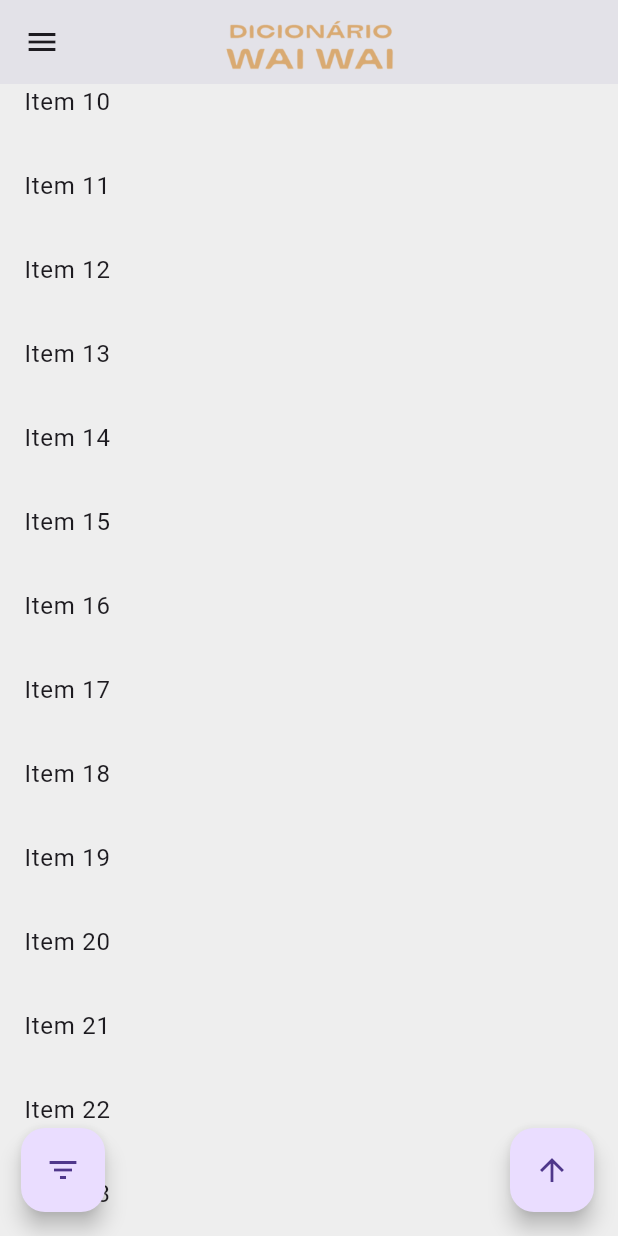
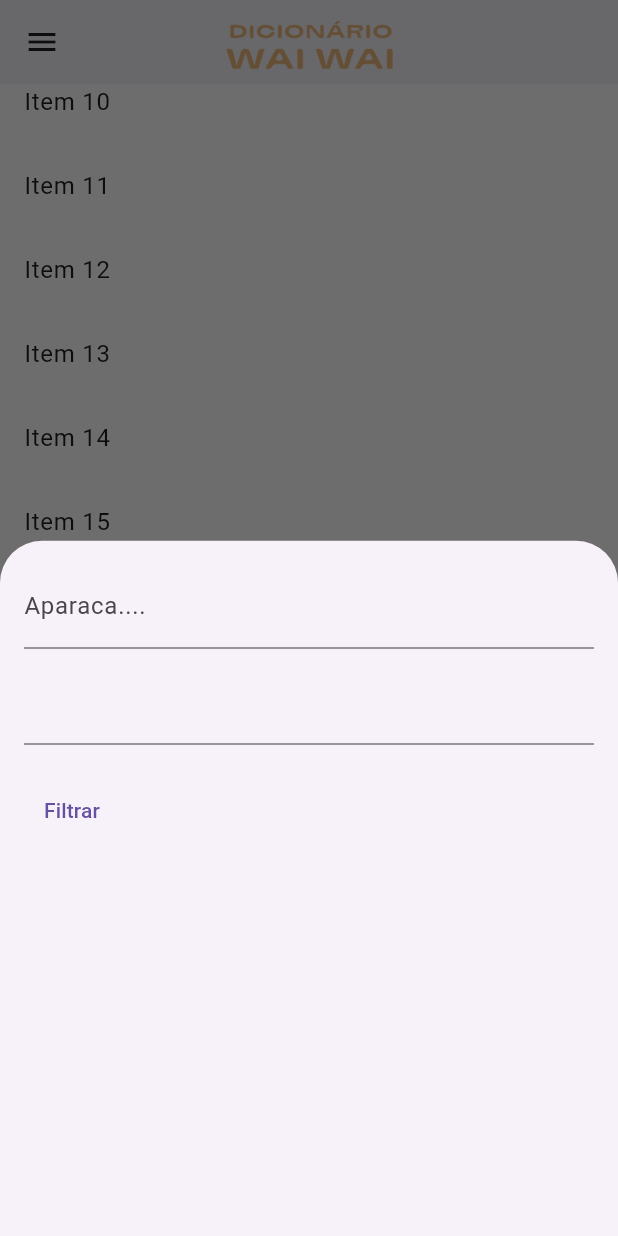
Before and after one commit to MarcosPrintes001/WawaiDictionary, a Flutter app: the screen it shows after launch, scrolled down 576 dp, after a tap on the "filter list" icon, on a phone screen of 412 x 824 dp. Run offline on Flutter 3.47's test engine with Material 3 defaults, Android fonts, the phone set to English and light mode, and no system bars; our stand-ins replace font_awesome_flutter, google_fonts.

Commit message:
buttons filter/up added

```diff
--- a/lib/screens/home.dart
+++ b/lib/screens/home.dart
@@ -1,10 +1,6 @@
 import 'package:flutter/material.dart';
-import 'package:font_awesome_flutter/font_awesome_flutter.dart';
 import 'package:waiwai_dictionary/components/appBar.dart';
 import 'package:waiwai_dictionary/components/sidebar.dart';
-import 'package:waiwai_dictionary/components/sidebar_buttons.dart';
-import 'package:waiwai_dictionary/screens/about.dart';
-import 'package:waiwai_dictionary/screens/login.dart';
 
 class HomePage extends StatefulWidget {
   const HomePage({
@@ -34,6 +30,50 @@ class _HomePageState extends State<HomePage> {
         });
       }
     });
+  }
+
+  // Método para exibir o modal de filtro
+  void _showFilterModal(BuildContext context) {
+    showModalBottomSheet(
+      context: context,
+      builder: (BuildContext context) {
+        return Container(
+          padding: const EdgeInsets.all(16.0),
+          child: Column(
+            crossAxisAlignment: CrossAxisAlignment.start,
+            children: [
+              // Opção para o usuário escrever
+              const TextField(
+                decoration: InputDecoration(labelText: 'Aparaca....'),
+              ),
+              const SizedBox(height: 16),
+              // Opção com AutoComplete
+              Autocomplete<String>(
+                optionsBuilder: (TextEditingValue textEditingValue) {
+                  // Lógica para fornecer opções de AutoComplete
+                  // Pode ser uma lista de strings ou qualquer outro tipo de dados
+                  const List<String> options = [
+                    'Animal',
+                    'Frutas',
+                    'Sentimento'
+                  ];
+                  return options
+                      .where((String option) =>
+                          option.contains(textEditingValue.text.toLowerCase()))
+                      .toList();
+                },
+                onSelected: (String selectedOption) {
+                  // Lógica ao selecionar uma opção do AutoComplete
+                  print('Selected: $selectedOption');
+                },
+              ),
+              const SizedBox(height: 20,),
+              TextButton(onPressed: () {}, child: const Text("Filtrar"))
+            ],
+          ),
+        );
+      },
+    );
   }
 
   @override
@@ -82,7 +122,7 @@ class _HomePageState extends State<HomePage> {
                     duration: const Duration(milliseconds: 500),
                     child: FloatingActionButton(
                       onPressed: () {
-                        // Lógica para o botão de filtro
+                        _showFilterModal(context);
                       },
                       child: const Icon(Icons.filter_list),
                     ),
@@ -102,7 +142,7 @@ class _HomePageState extends State<HomePage> {
             )
           : FloatingActionButton(
               onPressed: () {
-                // Lógica para o botão de filtro
+                _showFilterModal(context);
               },
               child: const Icon(
                 Icons.filter_list,
```
